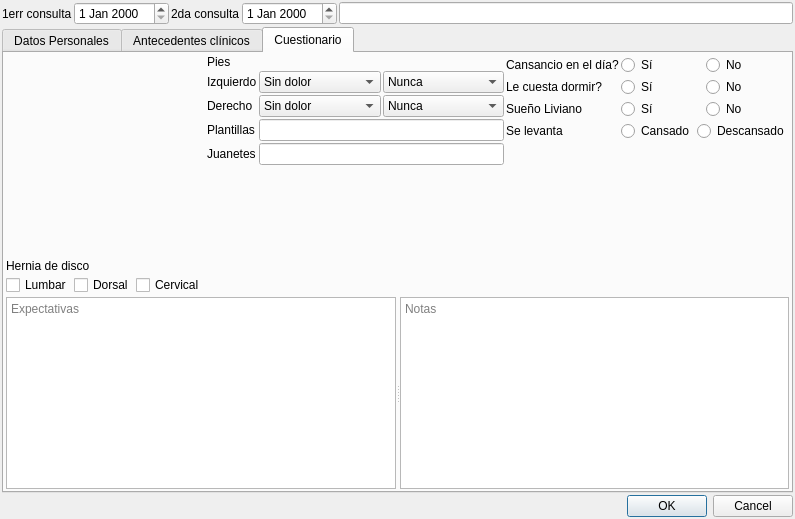
Before: the Qt Designer form atlas/dialogs/dialoghistoriaclinica.ui in diegowald/atlas, drawn with Qt 5.
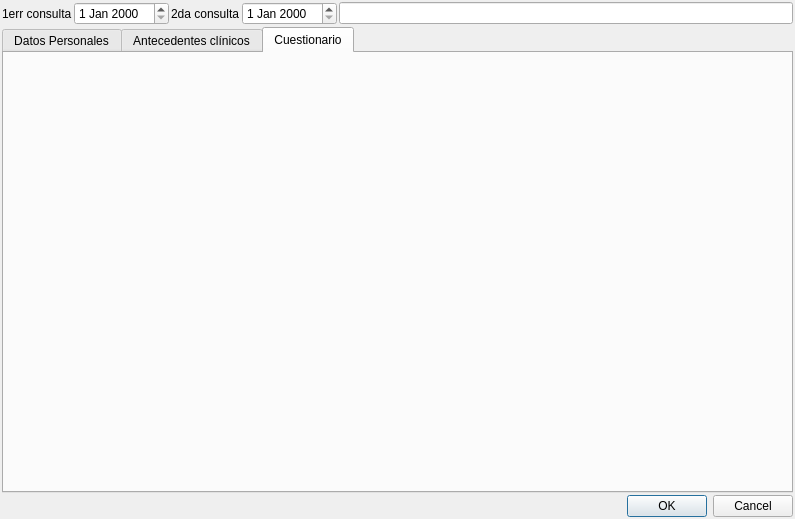
After: the same form once the commit is applied. The open tabs and pages were chosen to show the change. Custom widgets are drawn as their Qt base class.

```diff
--- a/atlas/dialogs/dialoghistoriaclinica.ui
+++ b/atlas/dialogs/dialoghistoriaclinica.ui
@@ -151,7 +151,10 @@
       <attribute name="title">
        <string>Cuestionario</string>
       </attribute>
-      <layout class="QGridLayout" name="gridLayout_2">
+      <layout class="QHBoxLayout" name="horizontalLayout_4">
+       <property name="spacing">
+        <number>2</number>
+       </property>
        <property name="leftMargin">
         <number>2</number>
        </property>
@@ -164,429 +167,13 @@
        <property name="bottomMargin">
         <number>2</number>
        </property>
-       <property name="spacing">
-        <number>2</number>
-       </property>
-       <item row="0" column="1">
-        <layout class="QVBoxLayout" name="verticalLayout_4">
+       <item>
+        <layout class="QGridLayout" name="gridLayoutCuestionario">
          <property name="spacing">
           <number>2</number>
          </property>
-         <item>
-          <widget class="QLabel" name="label_8">
-           <property name="text">
-            <string>Pies</string>
-           </property>
-          </widget>
-         </item>
-         <item>
-          <layout class="QFormLayout" name="formLayout_4">
-           <property name="horizontalSpacing">
-            <number>2</number>
-           </property>
-           <property name="verticalSpacing">
-            <number>2</number>
-           </property>
-           <item row="0" column="0">
-            <widget class="QLabel" name="label_9">
-             <property name="text">
-              <string>Izquierdo</string>
-             </property>
-            </widget>
-           </item>
-           <item row="0" column="1">
-            <layout class="QHBoxLayout" name="horizontalLayout_7">
-             <property name="spacing">
-              <number>2</number>
-             </property>
-             <item>
-              <widget class="QComboBox" name="comboBox_6">
-               <item>
-                <property name="text">
-                 <string>Sin dolor</string>
-                </property>
-               </item>
-               <item>
-                <property name="text">
-                 <string>Leve</string>
-                </property>
-               </item>
-               <item>
-                <property name="text">
-                 <string>Moderado</string>
-                </property>
-               </item>
-               <item>
-                <property name="text">
-                 <string>Intenso</string>
-                </property>
-               </item>
-              </widget>
-             </item>
-             <item>
-              <widget class="QComboBox" name="comboBox_7">
-               <item>
-                <property name="text">
-                 <string>Nunca</string>
-                </property>
-               </item>
-               <item>
-                <property name="text">
-                 <string>Ocasional</string>
-                </property>
-               </item>
-               <item>
-                <property name="text">
-                 <string>Frecuente</string>
-                </property>
-               </item>
-               <item>
-                <property name="text">
-                 <string>Continuo</string>
-                </property>
-               </item>
-              </widget>
-             </item>
-            </layout>
-           </item>
-           <item row="1" column="0">
-            <widget class="QLabel" name="label_10">
-             <property name="text">
-              <string>Derecho</string>
-             </property>
-            </widget>
-           </item>
-           <item row="1" column="1">
-            <layout class="QHBoxLayout" name="horizontalLayout_8">
-             <property name="spacing">
-              <number>2</number>
-             </property>
-             <item>
-              <widget class="QComboBox" name="comboBox_8">
-               <item>
-                <property name="text">
-                 <string>Sin dolor</string>
-                </property>
-               </item>
-               <item>
-                <property name="text">
-                 <string>Leve</string>
-                </property>
-               </item>
-               <item>
-                <property name="text">
-                 <string>Moderado</string>
-                </property>
-               </item>
-               <item>
-                <property name="text">
-                 <string>Intenso</string>
-                </property>
-               </item>
-              </widget>
-             </item>
-             <item>
-              <widget class="QComboBox" name="comboBox_9">
-               <item>
-                <property name="text">
-                 <string>Nunca</string>
-                </property>
-               </item>
-               <item>
-                <property name="text">
-                 <string>Ocasional</string>
-                </property>
-               </item>
-               <item>
-                <property name="text">
-                 <string>Frecuente</string>
-                </property>
-               </item>
-               <item>
-                <property name="text">
-                 <string>Continuo</string>
-                </property>
-               </item>
-              </widget>
-             </item>
-            </layout>
-           </item>
-           <item row="2" column="0">
-            <widget class="QLabel" name="label_11">
-             <property name="text">
-              <string>Plantillas</string>
-             </property>
-            </widget>
-           </item>
-           <item row="2" column="1">
-            <widget class="QLineEdit" name="lineEdit_2"/>
-           </item>
-           <item row="3" column="0">
-            <widget class="QLabel" name="label_12">
-             <property name="text">
-              <string>Juanetes</string>
-             </property>
-            </widget>
-           </item>
-           <item row="3" column="1">
-            <widget class="QLineEdit" name="lineEdit_3"/>
-           </item>
-          </layout>
-         </item>
-         <item>
-          <spacer name="verticalSpacer_2">
-           <property name="orientation">
-            <enum>Qt::Vertical</enum>
-           </property>
-           <property name="sizeHint" stdset="0">
-            <size>
-             <width>20</width>
-             <height>40</height>
-            </size>
-           </property>
-          </spacer>
-         </item>
         </layout>
        </item>
-       <item row="0" column="2">
-        <layout class="QFormLayout" name="formLayout_5">
-         <property name="horizontalSpacing">
-          <number>2</number>
-         </property>
-         <property name="verticalSpacing">
-          <number>2</number>
-         </property>
-         <item row="0" column="0">
-          <widget class="QLabel" name="label_13">
-           <property name="text">
-            <string>Cansancio en el día?</string>
-           </property>
-          </widget>
-         </item>
-         <item row="0" column="1">
-          <layout class="QHBoxLayout" name="horizontalLayout_9">
-           <property name="spacing">
-            <number>2</number>
-           </property>
-           <item>
-            <widget class="QRadioButton" name="radioButton">
-             <property name="text">
-              <string>Sí</string>
-             </property>
-             <attribute name="buttonGroup">
-              <string notr="true">buttonGroup</string>
-             </attribute>
-            </widget>
-           </item>
-           <item>
-            <widget class="QRadioButton" name="radioButton_2">
-             <property name="text">
-              <string>No</string>
-             </property>
-             <attribute name="buttonGroup">
-              <string notr="true">buttonGroup</string>
-             </attribute>
-            </widget>
-           </item>
-          </layout>
-         </item>
-         <item row="1" column="1">
-          <layout class="QHBoxLayout" name="horizontalLayout_10">
-           <property name="spacing">
-            <number>2</number>
-           </property>
-           <item>
-            <widget class="QRadioButton" name="radioButton_3">
-             <property name="text">
-              <string>Sí</string>
-             </property>
-             <attribute name="buttonGroup">
-              <string notr="true">buttonGroup_2</string>
-             </attribute>
-            </widget>
-           </item>
-           <item>
-            <widget class="QRadioButton" name="radioButton_4">
-             <property name="text">
-              <string>No</string>
-             </property>
-             <attribute name="buttonGroup">
-              <string notr="true">buttonGroup_2</string>
-             </attribute>
-            </widget>
-           </item>
-          </layout>
-         </item>
-         <item row="1" column="0">
-          <widget class="QLabel" name="label_14">
-           <property name="text">
-            <string>Le cuesta dormir?</string>
-           </property>
-          </widget>
-         </item>
-         <item row="2" column="1">
-          <layout class="QHBoxLayout" name="horizontalLayout_11">
-           <property name="spacing">
-            <number>2</number>
-           </property>
-           <item>
-            <widget class="QRadioButton" name="radioButton_5">
-             <property name="text">
-              <string>Sí</string>
-             </property>
-             <attribute name="buttonGroup">
-              <string notr="true">buttonGroup_3</string>
-             </attribute>
-            </widget>
-           </item>
-           <item>
-            <widget class="QRadioButton" name="radioButton_6">
-             <property name="text">
-              <string>No</string>
-             </property>
-             <attribute name="buttonGroup">
-              <string notr="true">buttonGroup_3</string>
-             </attribute>
-            </widget>
-           </item>
-          </layout>
-         </item>
-         <item row="2" column="0">
-          <widget class="QLabel" name="label_15">
-           <property name="text">
-            <string>Sueño Liviano</string>
-           </property>
-          </widget>
-         </item>
-         <item row="3" column="1">
-          <layout class="QHBoxLayout" name="horizontalLayout_12">
-           <property name="spacing">
-            <number>2</number>
-           </property>
-           <item>
-            <widget class="QRadioButton" name="radioButton_7">
-             <property name="text">
-              <string>Cansado</string>
-             </property>
-             <attribute name="buttonGroup">
-              <string notr="true">buttonGroup_4</string>
-             </attribute>
-            </widget>
-           </item>
-           <item>
-            <widget class="QRadioButton" name="radioButton_8">
-             <property name="text">
-              <string>Descansado</string>
-             </property>
-             <attribute name="buttonGroup">
-              <string notr="true">buttonGroup_4</string>
-             </attribute>
-            </widget>
-           </item>
-          </layout>
-         </item>
-         <item row="3" column="0">
-          <widget class="QLabel" name="label_16">
-           <property name="text">
-            <string>Se levanta</string>
-           </property>
-          </widget>
-         </item>
-         <item row="4" column="0" colspan="2">
-          <spacer name="verticalSpacer_3">
-           <property name="orientation">
-            <enum>Qt::Vertical</enum>
-           </property>
-           <property name="sizeHint" stdset="0">
-            <size>
-             <width>20</width>
-             <height>40</height>
-            </size>
-           </property>
-          </spacer>
-         </item>
-        </layout>
-       </item>
-       <item row="1" column="0">
-        <layout class="QVBoxLayout" name="verticalLayout_3">
-         <property name="spacing">
-          <number>2</number>
-         </property>
-         <item>
-          <widget class="QLabel" name="label_7">
-           <property name="text">
-            <string>Hernia de disco</string>
-           </property>
-          </widget>
-         </item>
-         <item>
-          <layout class="QHBoxLayout" name="horizontalLayout_6">
-           <property name="spacing">
-            <number>2</number>
-           </property>
-           <item>
-            <widget class="QCheckBox" name="checkBox_3">
-             <property name="text">
-              <string>Lumbar</string>
-             </property>
-            </widget>
-           </item>
-           <item>
-            <widget class="QCheckBox" name="checkBox_4">
-             <property name="text">
-              <string>Dorsal</string>
-             </property>
-            </widget>
-           </item>
-           <item>
-            <widget class="QCheckBox" name="checkBox_5">
-             <property name="text">
-              <string>Cervical</string>
-             </property>
-            </widget>
-           </item>
-          </layout>
-         </item>
-        </layout>
-       </item>
-       <item row="2" column="0" colspan="3">
-        <widget class="QSplitter" name="splitter">
-         <property name="orientation">
-          <enum>Qt::Horizontal</enum>
-         </property>
-         <widget class="QPlainTextEdit" name="plainTextEdit">
-          <property name="placeholderText">
-           <string>Expectativas</string>
-          </property>
-         </widget>
-         <widget class="QPlainTextEdit" name="plainTextEdit_2">
-          <property name="placeholderText">
-           <string>Notas</string>
-          </property>
-         </widget>
-        </widget>
-       </item>
-       <item row="0" column="0">
-        <widget class="WidgetPregunta" name="GroupCuello" native="true">
-         <layout class="QVBoxLayout" name="verticalLayout_2">
-          <property name="spacing">
-           <number>2</number>
-          </property>
-          <property name="leftMargin">
-           <number>2</number>
-          </property>
-          <property name="topMargin">
-           <number>2</number>
-          </property>
-          <property name="rightMargin">
-           <number>2</number>
-          </property>
-          <property name="bottomMargin">
-           <number>2</number>
-          </property>
-         </layout>
-        </widget>
-       </item>
       </layout>
      </widget>
     </widget>
@@ -610,12 +197,6 @@
    <header>widgets/widgetpaciente.h</header>
    <container>1</container>
   </customwidget>
-  <customwidget>
-   <class>WidgetPregunta</class>
-   <extends>QWidget</extends>
-   <header>widgets/widgetpregunta.h</header>
-   <container>1</container>
-  </customwidget>
  </customwidgets>
  <resources/>
  <connections>
```
Left out of the diff: 24 changed lines with no effect on the pictures.
